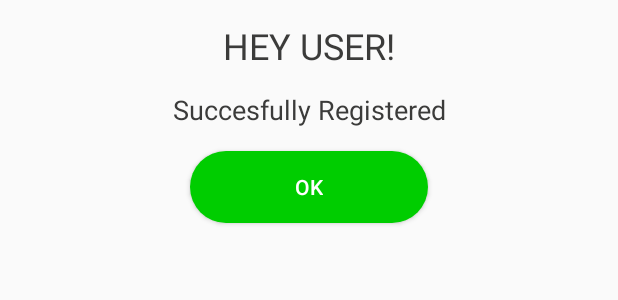
After one commit to Arittra101/NotesApp, an Android app: the layout notice_pop.xml on its own in the app's theme, with its tools: preview values and no code run, on a phone screen of 412 x 824 dp. The commit adds this screen. Shown: the top 300 px of the screen. Run offline under Robolectric (Android 15) with nearby library versions, the phone set to English and light mode, and no system bars; Roboto replaces fonts that are not available here.

Commit message:
Pop Up message has been added

```diff
--- a/Aust_Project/app/src/main/res/drawable/button.xml
+++ b/Aust_Project/app/src/main/res/drawable/button.xml
@@ -1,6 +1,5 @@
 <?xml version="1.0" encoding="utf-8"?>
 <shape xmlns:android="http://schemas.android.com/apk/res/android">
-        <solid android:color="#094AEA">
-        </solid>
+        <solid android:color="#094AEA"></solid>
     <corners android:radius="5dp"></corners>
 </shape>
--- /dev/null
+++ b/Aust_Project/app/src/main/res/drawable/pop_up.xml
@@ -0,0 +1,6 @@
+<?xml version="1.0" encoding="utf-8"?>
+<shape android:shape="rectangle" xmlns:android="http://schemas.android.com/apk/res/android">
+
+    <corners android:radius="25dp"></corners>
+    <solid android:color="#00CD00	"></solid>
+</shape>
--- /dev/null
+++ b/Aust_Project/app/src/main/res/layout/notice_pop.xml
@@ -0,0 +1,47 @@
+<?xml version="1.0" encoding="utf-8"?>
+<androidx.constraintlayout.widget.ConstraintLayout
+    xmlns:android="http://schemas.android.com/apk/res/android" android:layout_width="match_parent"
+    android:layout_height="match_parent">
+
+    <LinearLayout
+        android:layout_width="match_parent"
+        android:layout_height="wrap_content"
+
+        android:orientation="vertical">
+
+        <TextView
+            android:id="@+id/rslt"
+            android:layout_width="match_parent"
+            android:layout_height="wrap_content"
+            android:gravity="center"
+            android:textSize="24dp"
+            android:layout_margin="14dp"
+            android:textColor="#3b3b3a"
+            android:text="HEY USER!" />
+
+        <TextView
+            android:id="@+id/about"
+            android:layout_width="match_parent"
+            android:layout_height="wrap_content"
+            android:gravity="center"
+
+
+            android:textSize="18dp"
+            android:textColor="#3b3b3a"
+            android:text="Succesfully Registered" />
+
+        <Button
+            android:id="@+id/ok"
+            android:layout_margin="15dp"
+            android:layout_gravity="center"
+            android:paddingRight="70dp"
+            android:textColor="@color/white"
+            android:paddingLeft="70dp"
+            android:layout_width="wrap_content"
+            android:layout_height="wrap_content"
+            android:background="@drawable/pop_up"
+            android:text="OK" />
+
+
+    </LinearLayout>
+</androidx.constraintlayout.widget.ConstraintLayout>
```
Also changed, not shown: Aust_Project/app/src/main/java/com/example/project/MainActivity.java (+26 -1 lines), Aust_Project/app/src/main/java/com/example/project/NoteFrame.java (+27 -1 lines).
